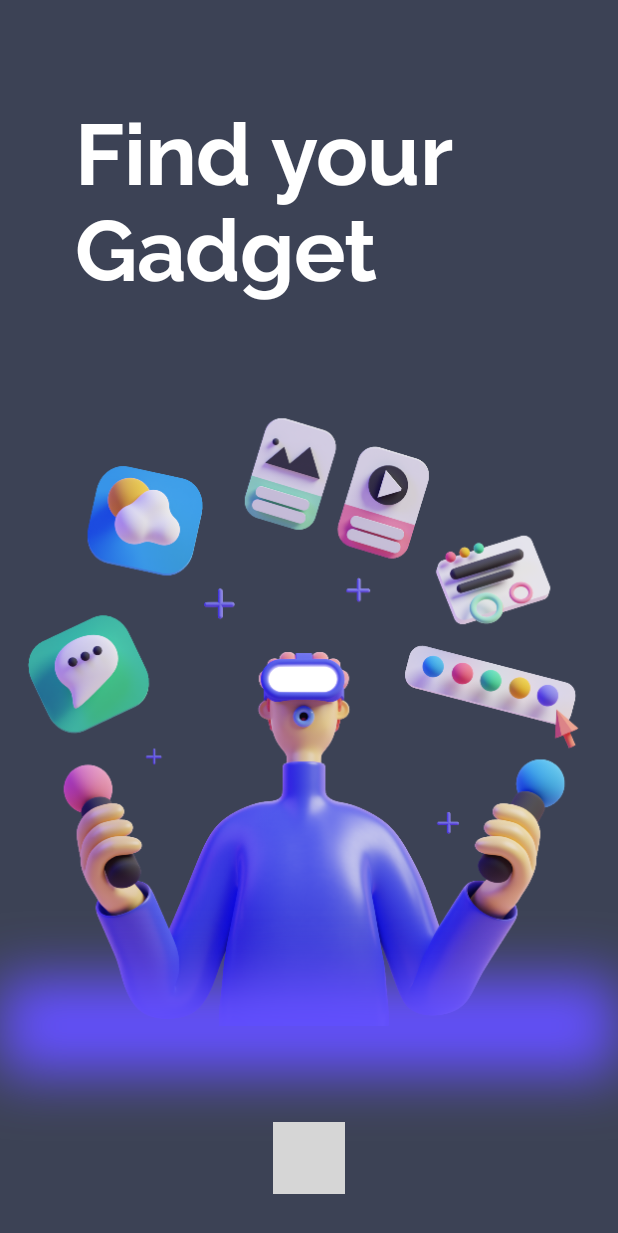
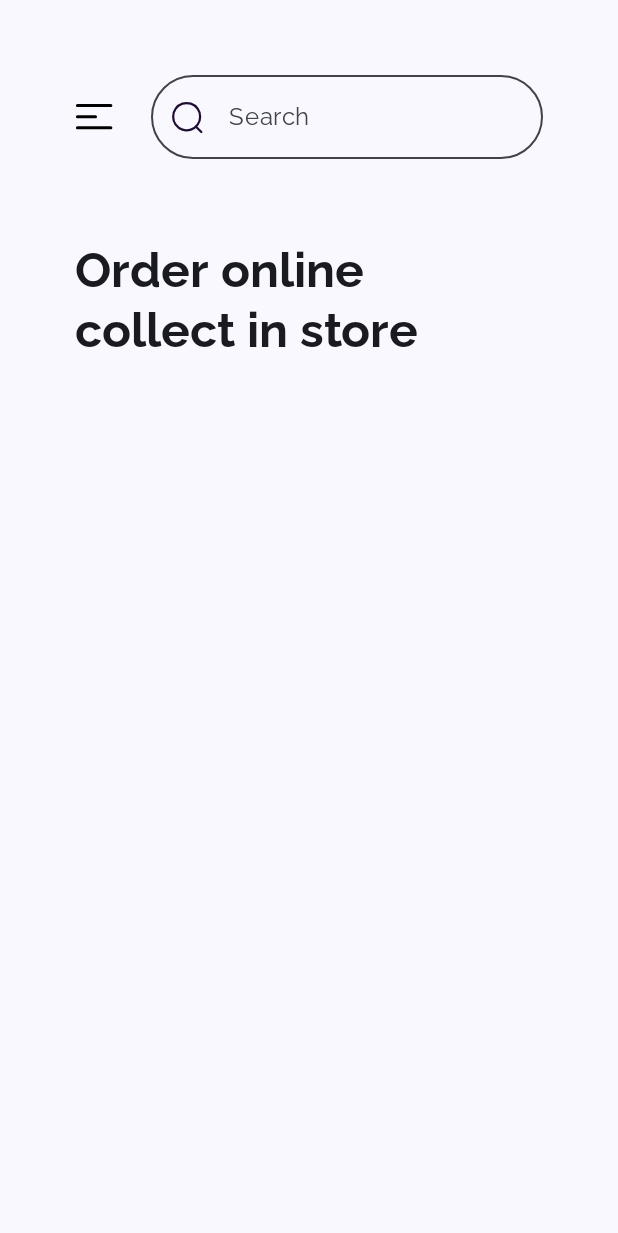
Before and after one commit to ahmedalaishat/jetstore, an Android app built with Jetpack Compose: the screen it shows after launch (MainActivity), on a phone screen of 412 x 824 dp. Shown: the top 1233 px of the screen. Run offline under Robolectric (Android 15) with nearby library versions, the light colour scheme and no system bars; our stand-ins replace accompanist; grey boxes are pictures that could not be loaded.

Commit message:
Add home screen

```diff
--- a/app/src/main/java/com/alaishat/ahmed/mobostore/MainActivity.kt
+++ b/app/src/main/java/com/alaishat/ahmed/mobostore/MainActivity.kt
@@ -10,6 +10,7 @@ import androidx.navigation.compose.NavHost
 import androidx.navigation.compose.composable
 import androidx.navigation.compose.rememberNavController
 import com.alaishat.ahmed.mobostore.ui.navigation.Screen
+import com.alaishat.ahmed.mobostore.ui.screens.HomeScreen
 import com.alaishat.ahmed.mobostore.ui.screens.LoginScreen
 import com.alaishat.ahmed.mobostore.ui.screens.OnBoardingScreen
 import com.alaishat.ahmed.mobostore.ui.theme.MoboStoreTheme
@@ -19,12 +20,15 @@ class MainActivity : ComponentActivity() {
         super.onCreate(savedInstanceState)
         setContent {
             val navController = rememberNavController()
+            val loggedIn = true // AHMED_TODO check if the user is logged in
+            val startDestination = if (loggedIn) Screen.Home.route else Screen.OnBoarding.route
 
             MoboStoreTheme {
                 Surface(modifier = Modifier.fillMaxSize()) {
-                    NavHost(navController = navController, startDestination = Screen.OnBoarding.route) {
+                    NavHost(navController = navController, startDestination = startDestination) {
                         composable(Screen.OnBoarding.route) { OnBoardingScreen(navController) }
                         composable(Screen.Login.route) { LoginScreen(navController) }
+                        composable(Screen.Home.route) { HomeScreen(navController) }
                     }
                 }
             }
--- /dev/null
+++ b/app/src/main/java/com/alaishat/ahmed/mobostore/ui/components/SearchField.kt
@@ -0,0 +1,46 @@
+package com.alaishat.ahmed.mobostore.ui.components
+
+import androidx.compose.foundation.Image
+import androidx.compose.foundation.border
+import androidx.compose.foundation.layout.fillMaxWidth
+import androidx.compose.foundation.layout.padding
+import androidx.compose.foundation.shape.RoundedCornerShape
+import androidx.compose.material3.*
+import androidx.compose.runtime.Composable
+import androidx.compose.ui.Modifier
+import androidx.compose.ui.graphics.Color
+import androidx.compose.ui.res.painterResource
+import androidx.compose.ui.unit.dp
+import com.alaishat.ahmed.mobostore.R
+
+/**
+ * Created by Ahmed Al-Aishat on Aug/01/2022.
+ * Mobo Store Project.
+ * Copyright (c) 2022 Cloud Systems. All rights reserved.
+ */
+@OptIn(ExperimentalMaterial3Api::class)
+@Composable
+fun SearchField(
+    value: String,
+    onValueChange: (String) -> Unit,
+    modifier: Modifier = Modifier,
+) {
+    TextField(
+        value = value,
+        onValueChange = onValueChange,
+        placeholder = {
+            Text(text = "Search")
+        },
+        colors = TextFieldDefaults.textFieldColors(
+            containerColor = MaterialTheme.colorScheme.background,
+            unfocusedIndicatorColor = Color.Transparent,
+            focusedIndicatorColor = Color.Transparent
+        ),
+        modifier = modifier
+            .border(1.dp, MaterialTheme.colorScheme.onSurfaceVariant, RoundedCornerShape(50.dp)),
+        leadingIcon = {
+            Image(painter = painterResource(id = R.drawable.ic_search), contentDescription = "")
+        },
+        maxLines = 1
+    )
+}
--- a/app/src/main/java/com/alaishat/ahmed/mobostore/ui/navigation/Screen.kt
+++ b/app/src/main/java/com/alaishat/ahmed/mobostore/ui/navigation/Screen.kt
@@ -2,7 +2,6 @@ package com.alaishat.ahmed.mobostore.ui.navigation
 
 import androidx.annotation.DrawableRes
 import androidx.annotation.StringRes
-import com.alaishat.ahmed.mobostore.R
 
 /**
  * Created by Ahmed Al-Aishat on Jul/31/2022.
@@ -16,4 +15,5 @@ sealed class Screen(
 ) {
     object OnBoarding : Screen("OnBoarding")
     object Login : Screen("Login")
+    object Home : Screen("Home")
 }
--- /dev/null
+++ b/app/src/main/java/com/alaishat/ahmed/mobostore/ui/screens/HomeScreen.kt
@@ -0,0 +1,77 @@
+package com.alaishat.ahmed.mobostore.ui.screens
+
+import androidx.compose.foundation.*
+import androidx.compose.foundation.layout.*
+import androidx.compose.foundation.shape.RoundedCornerShape
+import androidx.compose.material3.*
+import androidx.compose.runtime.*
+import androidx.compose.ui.Alignment
+import androidx.compose.ui.Modifier
+import androidx.compose.ui.graphics.Color
+import androidx.compose.ui.res.painterResource
+import androidx.compose.ui.tooling.preview.Preview
+import androidx.compose.ui.unit.dp
+import androidx.navigation.NavHostController
+import androidx.navigation.compose.rememberNavController
+import com.alaishat.ahmed.mobostore.R
+import com.alaishat.ahmed.mobostore.ui.components.AppButton
+import com.alaishat.ahmed.mobostore.ui.components.SearchField
+import com.alaishat.ahmed.mobostore.ui.components.VerticalSpacer
+import com.alaishat.ahmed.mobostore.ui.theme.MoboStoreTheme
+import com.alaishat.ahmed.mobostore.utils.advancedShadow
+import com.google.accompanist.systemuicontroller.rememberSystemUiController
+
+/**
+ * Created by Ahmed Al-Aishat on Aug/01/2022.
+ * Mobo Store Project.
+ * Copyright (c) 2022 Cloud Systems. All rights reserved.
+ */
+
+@OptIn(ExperimentalMaterial3Api::class)
+@Composable
+fun HomeScreen(navController: NavHostController) {
+//    val ctx = LocalContext.current
+
+    var search by remember { mutableStateOf("") }
+
+    val systemUiController = rememberSystemUiController()
+    val barsColor = MaterialTheme.colorScheme.background
+    SideEffect {
+        systemUiController.setSystemBarsColor(color = barsColor, darkIcons = true)
+    }
+
+    Column(
+        modifier = Modifier
+            .fillMaxSize()
+            .background(MaterialTheme.colorScheme.background)
+            .padding(start = 50.dp)
+            .verticalScroll(rememberScrollState()),
+        horizontalAlignment = Alignment.CenterHorizontally
+    ) {
+        VerticalSpacer(height = 50.dp)
+        Row(verticalAlignment = Alignment.CenterVertically) {
+            Image(painter = painterResource(id = R.drawable.ic_menu), contentDescription = "")
+            SearchField(
+                value = search,
+                onValueChange = { search = it },
+                modifier = Modifier
+                    .padding(start = 25.dp, end = 50.dp)
+                    .fillMaxWidth(),
+            )
+        }
+        VerticalSpacer(height = 55.dp)
+        Text(
+            text = "Order online\ncollect in store",
+            style = MaterialTheme.typography.headlineLarge,
+            modifier = Modifier.fillMaxWidth()
+        )
+    }
+}
+
+@Preview(showBackground = true)
+@Composable
+fun HomePreview() {
+    MoboStoreTheme {
+        HomeScreen(rememberNavController())
+    }
+}
--- a/app/src/main/java/com/alaishat/ahmed/mobostore/ui/screens/LoginScreen.kt
+++ b/app/src/main/java/com/alaishat/ahmed/mobostore/ui/screens/LoginScreen.kt
@@ -21,6 +21,7 @@ import androidx.compose.ui.Modifier
 import androidx.compose.ui.draw.clip
 import androidx.compose.ui.platform.LocalContext
 import androidx.compose.ui.platform.LocalSoftwareKeyboardController
+import androidx.compose.ui.platform.SoftwareKeyboardController
 import androidx.compose.ui.res.painterResource
 import androidx.compose.ui.text.font.FontWeight
 import androidx.compose.ui.text.input.ImeAction
@@ -29,13 +30,16 @@ import androidx.compose.ui.text.input.PasswordVisualTransformation
 import androidx.compose.ui.text.input.VisualTransformation
 import androidx.compose.ui.tooling.preview.Preview
 import androidx.compose.ui.unit.dp
+import androidx.navigation.NavController
 import androidx.navigation.NavHostController
+import androidx.navigation.NavOptions
 import androidx.navigation.compose.rememberNavController
 import com.alaishat.ahmed.mobostore.R
 import com.alaishat.ahmed.mobostore.ui.components.AppButton
 import com.alaishat.ahmed.mobostore.ui.components.AppClickableText
 import com.alaishat.ahmed.mobostore.ui.components.AppTextField
 import com.alaishat.ahmed.mobostore.ui.components.VerticalSpacer
+import com.alaishat.ahmed.mobostore.ui.navigation.Screen
 import com.alaishat.ahmed.mobostore.ui.theme.MoboStoreTheme
 import com.google.accompanist.systemuicontroller.rememberSystemUiController
 
@@ -128,10 +132,7 @@ fun LoginScreen(navController: NavHostController) {
                             imeAction = ImeAction.Go
                         ),
                         keyboardActions = KeyboardActions(
-                            onGo = {
-                                keyboardController?.hide()
-                                login(ctx)
-                            }),
+                            onGo = { login(ctx, navController, keyboardController) }),
                         trailingIcon = {
                             PasswordTrailingIcon(passwordVisible) {
                                 passwordVisible = !passwordVisible
@@ -147,10 +148,7 @@ fun LoginScreen(navController: NavHostController) {
                 }
                 VerticalSpacer(height = 62.dp)
                 AppButton(
-                    onClick = {
-                        keyboardController?.hide()
-                        login(ctx)
-                    },
+                    onClick = { login(ctx, navController, keyboardController) },
                     text = "Login",
                 )
                 VerticalSpacer(height = 20.dp)
@@ -171,8 +169,16 @@ private fun PasswordTrailingIcon(passwordVisible: Boolean, onClick: (Int) -> Uni
     )
 }
 
-private fun login(ctx: Context) {
+@OptIn(ExperimentalComposeUiApi::class)
+private fun login(ctx: Context, navController: NavController, keyboardController: SoftwareKeyboardController?) {
+    keyboardController?.hide()
     Toast.makeText(ctx, "Logged In", Toast.LENGTH_LONG).show()
+    gotoHome(navController)
+}
+
+fun gotoHome(navController: NavController) {
+    val options = NavOptions.Builder().setPopUpTo(Screen.Login.route, true).build()
+    navController.navigate(Screen.Home.route, options)
 }
 
 @Preview(showBackground = true)
--- a/app/src/main/java/com/alaishat/ahmed/mobostore/ui/screens/OnBoardingScreen.kt
+++ b/app/src/main/java/com/alaishat/ahmed/mobostore/ui/screens/OnBoardingScreen.kt
@@ -12,7 +12,6 @@ import androidx.compose.runtime.SideEffect
 import androidx.compose.ui.Alignment
 import androidx.compose.ui.Modifier
 import androidx.compose.ui.graphics.Color
-import androidx.compose.ui.graphics.toArgb
 import androidx.compose.ui.res.painterResource
 import androidx.compose.ui.tooling.preview.Preview
 import androidx.compose.ui.unit.dp
@@ -36,18 +35,11 @@ import com.google.accompanist.systemuicontroller.rememberSystemUiController
 @Composable
 fun OnBoardingScreen(navController: NavHostController) {
 //    val ctx = LocalContext.current
+
     val systemUiController = rememberSystemUiController()
-
-    val color = MaterialTheme.colorScheme.secondary
+    val barsColor = MaterialTheme.colorScheme.primary
     SideEffect {
-        // Update all of the system bar colors to be transparent, and use
-        // dark icons if we're in light theme
-        systemUiController.setSystemBarsColor(
-            color = Color(color.toArgb()),
-            darkIcons = false
-        )
-
-        // setStatusBarColor() and setNavigationBarColor() also exist
+        systemUiController.setSystemBarsColor(color = barsColor, darkIcons = false)
     }
 
     Column(
@@ -91,7 +83,7 @@ fun gotoLogin(navController: NavController) {
 
 @Preview(showBackground = true)
 @Composable
-fun OnBoardingScreenPreview() {
+fun OnBoardingPreview() {
     MoboStoreTheme {
         OnBoardingScreen(rememberNavController())
     }
--- a/app/src/main/java/com/alaishat/ahmed/mobostore/ui/theme/AppTypeScaleTokens.kt
+++ b/app/src/main/java/com/alaishat/ahmed/mobostore/ui/theme/AppTypeScaleTokens.kt
@@ -43,7 +43,7 @@ internal object AppTypeScaleTokens {
     val HeadlineLargeLineHeight = 40.0.sp
     val HeadlineLargeSize = 32.sp
     val HeadlineLargeTracking = 0.0.sp
-    val HeadlineLargeWeight = AppTypefaceTokens.WeightRegular
+    val HeadlineLargeWeight = AppTypefaceTokens.WeightBold
     val HeadlineMediumFont = AppTypefaceTokens.Brand
     val HeadlineMediumLineHeight = 36.0.sp
     val HeadlineMediumSize = 28.sp
--- a/app/src/main/java/com/alaishat/ahmed/mobostore/ui/theme/Color.kt
+++ b/app/src/main/java/com/alaishat/ahmed/mobostore/ui/theme/Color.kt
@@ -4,6 +4,7 @@ import androidx.compose.ui.graphics.Color
 
 val Primary = Color(0xFF5956E9)
 val OnSurfaceVariant = Color(0xFF868686)
+val Background = Color(0xFFE5E5E5)
 val Outline = Color(0xFF868686)
 
 val Pink80 = Color(0xFFEFB8C8)
--- a/app/src/main/java/com/alaishat/ahmed/mobostore/ui/theme/Theme.kt
+++ b/app/src/main/java/com/alaishat/ahmed/mobostore/ui/theme/Theme.kt
@@ -21,8 +21,10 @@ private val DarkColorScheme = darkColorScheme(
     onSurface = Black,
     surfaceVariant = White,
     onSurfaceVariant = OnSurfaceVariant,
+    background = Background,
+    onBackground = Black,
     outline = Outline,
-    tertiary = Pink80
+    tertiary = Pink80,
 )
 
 private val LightColorScheme = lightColorScheme(
@@ -31,8 +33,10 @@ private val LightColorScheme = lightColorScheme(
     secondary = Primary,
     surfaceVariant = White,
     onSurfaceVariant = OnSurfaceVariant,
+    background = Background,
+    onBackground = Black,
     outline = Outline,
-    tertiary = Pink80
+    tertiary = Pink80,
 
     /* Other default colors to override
     background = Color(0xFFFFFBFE),
--- /dev/null
+++ b/app/src/main/res/drawable/ic_menu.xml
@@ -0,0 +1,8 @@
+<vector android:autoMirrored="true" android:height="17dp"
+    android:viewportHeight="17" android:viewportWidth="25"
+    android:width="25dp" xmlns:android="http://schemas.android.com/apk/res/android">
+    <path android:fillColor="#00000000"
+        android:pathData="M1.599,8.333H13.5M1.599,1H23.599M1.599,15.667H23.599"
+        android:strokeColor="#000000" android:strokeLineCap="round"
+        android:strokeLineJoin="round" android:strokeWidth="2"/>
+</vector>
--- /dev/null
+++ b/app/src/main/res/drawable/ic_search.xml
@@ -0,0 +1,12 @@
+<vector android:autoMirrored="true" android:height="24dp"
+    android:viewportHeight="24" android:viewportWidth="24"
+    android:width="24dp" xmlns:android="http://schemas.android.com/apk/res/android">
+    <path android:fillColor="#00000000"
+        android:pathData="M11.767,11.766m-8.989,0a8.989,8.989 0,1 1,17.977 0a8.989,8.989 0,1 1,-17.977 0"
+        android:strokeColor="#200E32" android:strokeLineCap="round"
+        android:strokeLineJoin="round" android:strokeWidth="1.5"/>
+    <path android:fillColor="#00000000"
+        android:pathData="M18.018,18.485L21.542,22"
+        android:strokeColor="#200E32" android:strokeLineCap="round"
+        android:strokeLineJoin="round" android:strokeWidth="1.5"/>
+</vector>
```
